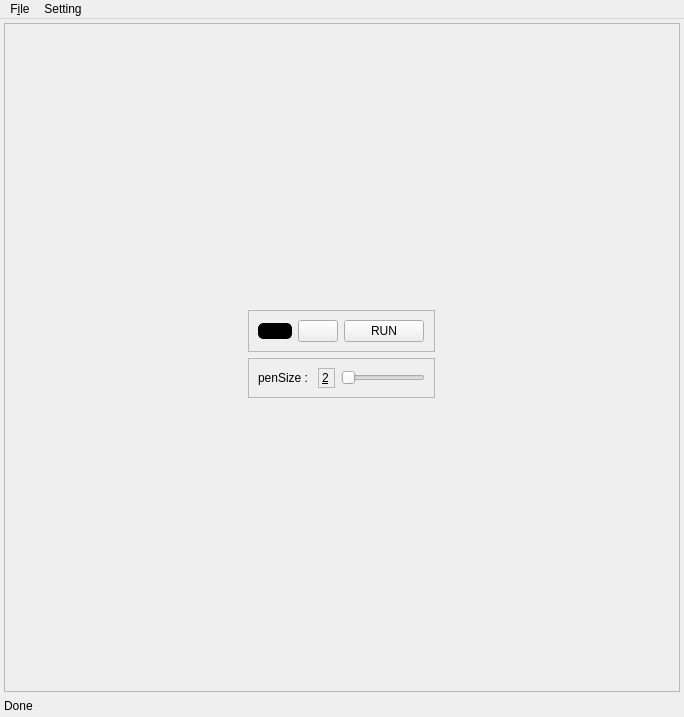
This is app/src/main/resources/base/MAINUI.ui in rapidrabbit76/SketchColorization as Qt 5 draws it before an edit. The edited form follows.
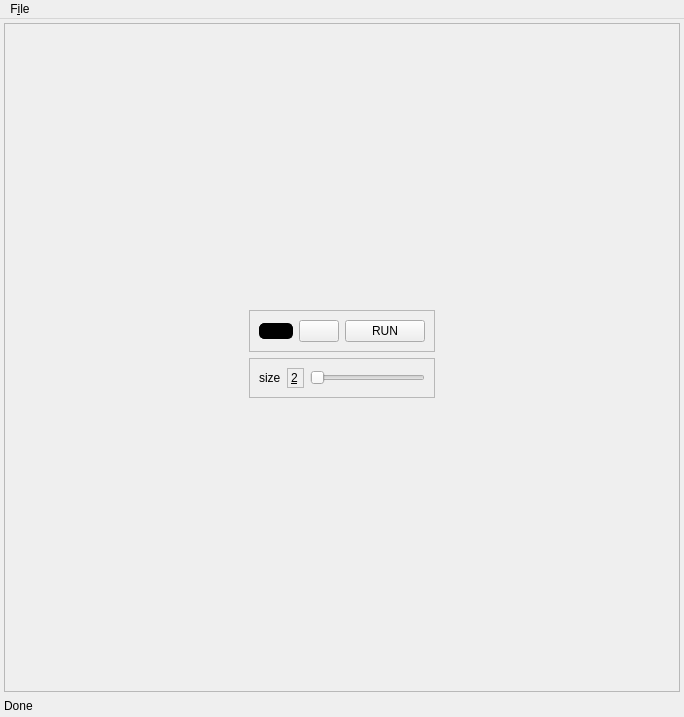
This is the edited form.

What changed in the file:
```diff
--- a/app/src/main/resources/base/MAINUI.ui
+++ b/app/src/main/resources/base/MAINUI.ui
@@ -285,7 +285,7 @@
                 <enum>QFrame::NoFrame</enum>
                </property>
                <property name="text">
-                <string>penSize : </string>
+                <string>size</string>
                </property>
               </widget>
              </item>
@@ -413,14 +413,7 @@
     <addaction name="fileOpen"/>
     <addaction name="fileSave"/>
    </widget>
-   <widget class="QMenu" name="menusettings">
-    <property name="title">
-     <string>Setting</string>
-    </property>
-    <addaction name="actionconfig"/>
-   </widget>
    <addaction name="fileMenu"/>
-   <addaction name="menusettings"/>
   </widget>
   <action name="fileOpenBtn">
    <property name="text">
```
